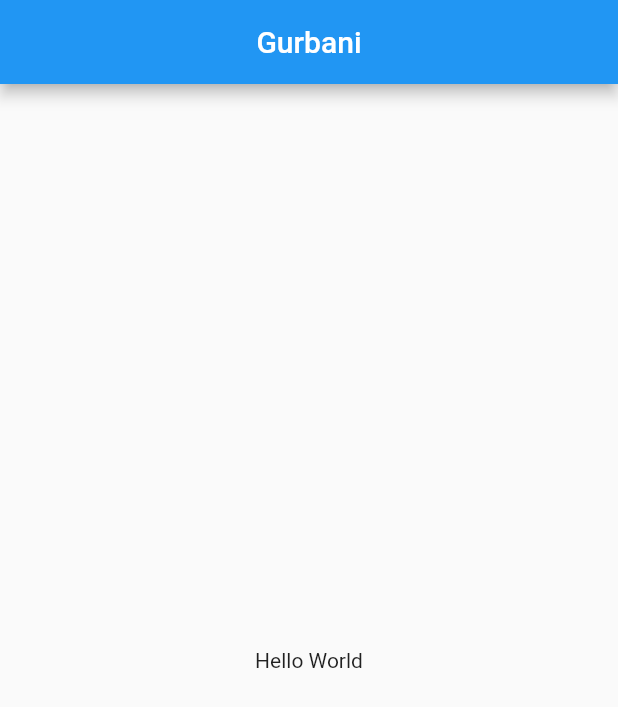
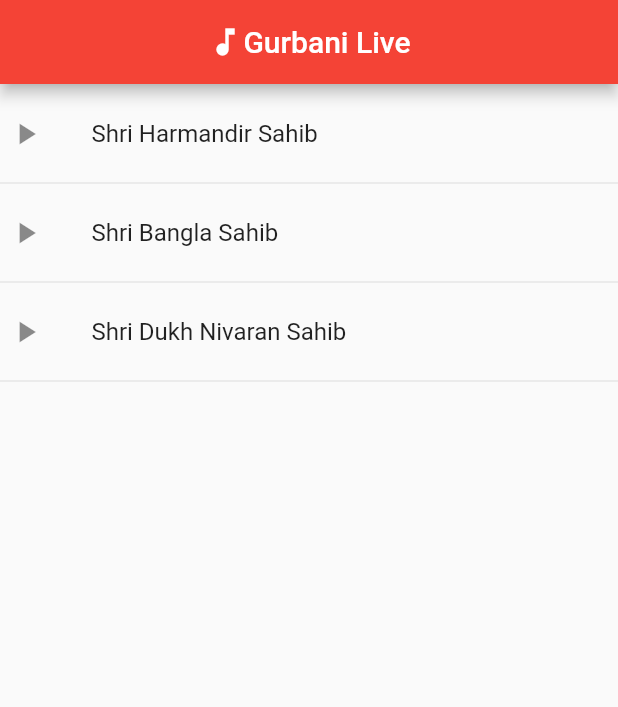
Before and after one commit to 95th/baani, a Flutter app: the screen it shows after launch, on a phone screen of 412 x 824 dp. Shown: the top 707 px of the screen. Run offline on Flutter 3.47's test engine with Material 2 defaults, Android fonts, the phone set to English and light mode, and no system bars.

Commit message:
Split files

```diff
--- /dev/null
+++ b/lib/baani.dart
@@ -0,0 +1,57 @@
+import 'package:flutter/material.dart';
+
+class BaaniSource {
+  final String title;
+
+  const BaaniSource(this.title);
+}
+
+const data = <BaaniSource>[
+  BaaniSource("Shri Harmandir Sahib"),
+  BaaniSource("Shri Bangla Sahib"),
+  BaaniSource("Shri Dukh Nivaran Sahib"),
+];
+
+class BaaniSources extends StatelessWidget {
+  @override
+  Widget build(BuildContext context) {
+    return ListView.builder(
+      itemCount: data.length,
+      itemBuilder: (context, index) {
+        return Column(
+          children: [
+            BaaniTile(data[index].title),
+            Divider(height: 0),
+          ],
+        );
+      },
+    );
+  }
+}
+
+class BaaniTile extends StatefulWidget {
+  final String name;
+
+  const BaaniTile(this.name);
+
+  @override
+  State<StatefulWidget> createState() => BaaniTileState();
+}
+
+class BaaniTileState extends State<BaaniTile> {
+  bool playing = false;
+
+  @override
+  Widget build(BuildContext context) {
+    return ListTile(
+      leading: playing ? Icon(Icons.pause) : Icon(Icons.play_arrow),
+      title: Text('${widget.name}'),
+      contentPadding: EdgeInsets.all(5),
+      onTap: () {
+        setState(() {
+          playing = !playing;
+        });
+      },
+    );
+  }
+}
--- a/lib/main.dart
+++ b/lib/main.dart
@@ -1,3 +1,4 @@
+import 'package:baani/baani.dart';
 import 'package:flutter/material.dart';
 
 void main() => runApp(BaaniApp());
@@ -10,25 +11,25 @@ class BaaniApp extends StatelessWidget {
       home: createApp(),
     );
   }
+}
 
 Widget createApp() {
   return Scaffold(
     appBar: createAppBar(),
-      body: createBody(),
+    body: BaaniSources(),
   );
 }
 
 AppBar createAppBar() {
   return AppBar(
-      title: Center(
-        child: Text("Gurbani"),
+    title: Row(
+      mainAxisAlignment: MainAxisAlignment.center,
+      children: const [
+        Icon(Icons.music_note),
+        Text("Gurbani Live"),
+      ],
     ),
+    centerTitle: true,
+    backgroundColor: Colors.red,
   );
 }
-
-  Widget createBody() {
-    return Center(
-      child: Text("Hello World"),
-    );
-  }
-}
```
Lines whose indentation alone changed are shown as unchanged.
